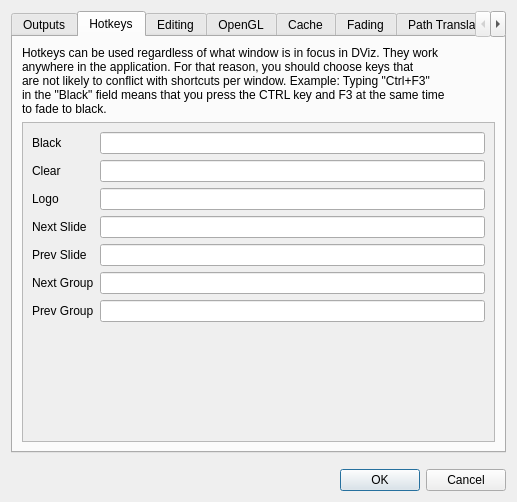
Before: the Qt Designer form src/AppSettingsDialog.ui in google-code-export/dviz, drawn with Qt 5.
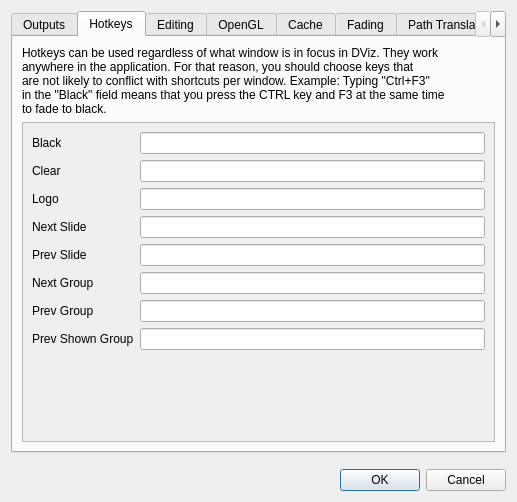
After: the same form once the commit is applied. The open tabs and pages were chosen to show the change. Icons and pictures are not drawn.

Commit message: Added an action to DViz to return to previously-live group/slide (button on slide control [right pane beside next/prev buttons], hotkey action in AppSettingsDialog, and a MIDI action in the midi adapter.

```diff
--- a/src/AppSettingsDialog.ui
+++ b/src/AppSettingsDialog.ui
@@ -300,6 +300,16 @@
            <item row="6" column="1">
             <widget class="QLineEdit" name="hotkeyPrevGroup"/>
            </item>
+           <item row="7" column="0">
+            <widget class="QLabel" name="label_27">
+             <property name="text">
+              <string>Prev Shown Group</string>
+             </property>
+            </widget>
+           </item>
+           <item row="7" column="1">
+            <widget class="QLineEdit" name="hotkeyPrevSelGroup"/>
+           </item>
           </layout>
          </widget>
         </widget>
```
Left out of the diff: 2 changed lines with no effect on the pictures. The commit also changes 14 other files.
